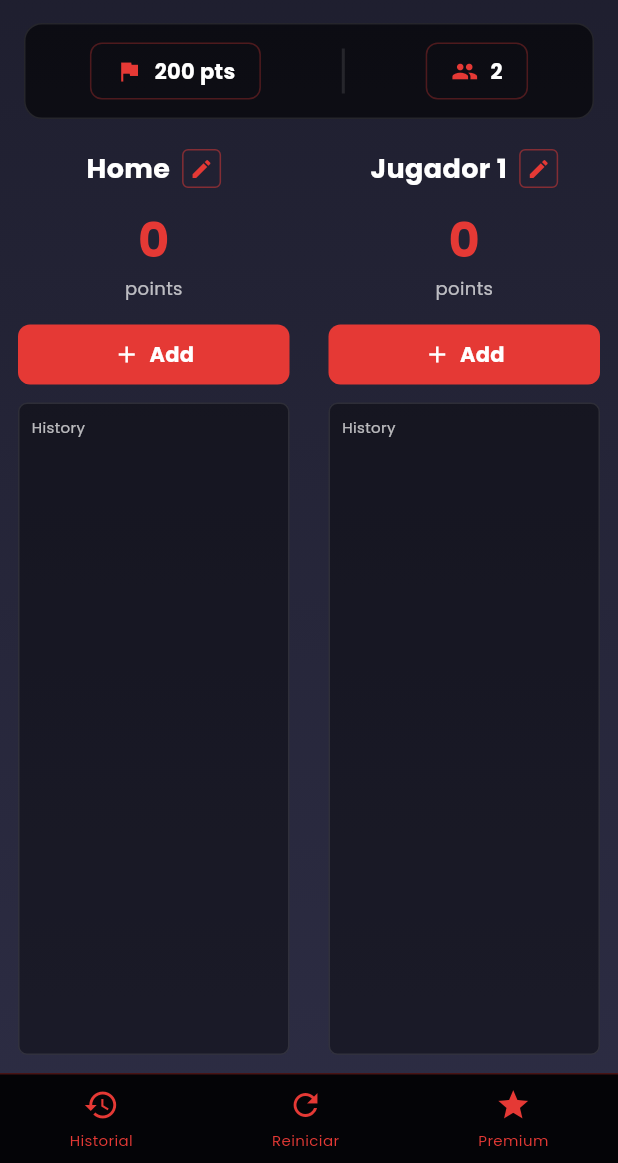
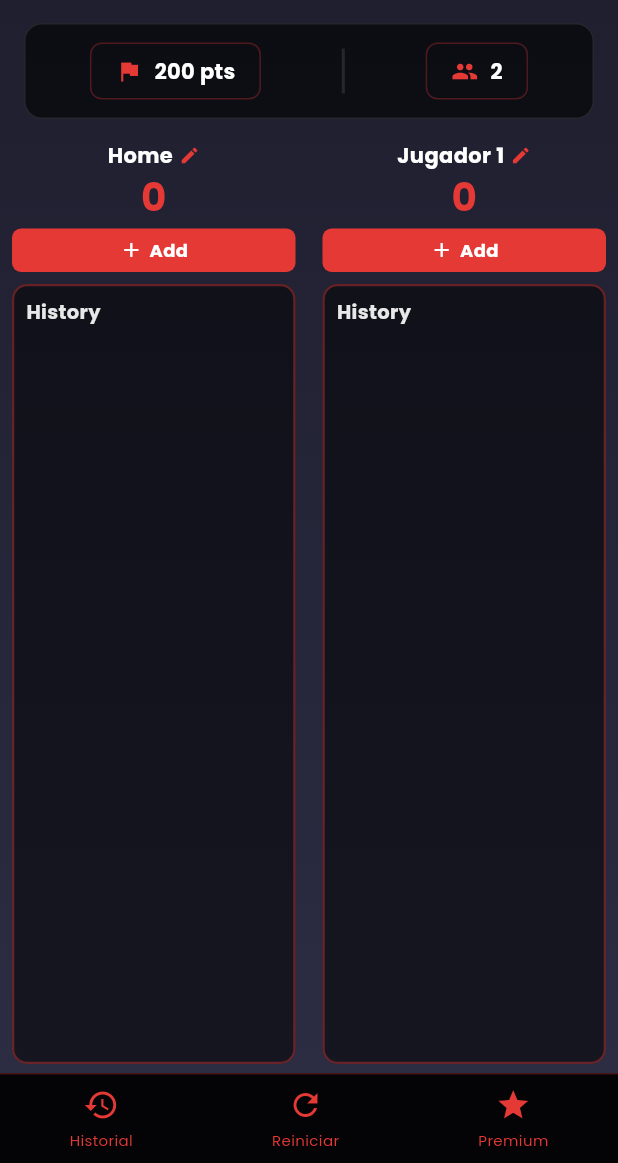
Before and after one commit to derick061020/domino, a Flutter app: the screen it shows after launch, on a phone screen of 412 x 824 dp, the part 73-1236 px from its top. Run offline on Flutter 3.47's test engine with Material 3 defaults, Android fonts, the phone set to English and light mode, and no system bars; our stand-ins replace shared_preferences.

Commit message:
1era subida

```diff
--- a/lib/screens/game_screen.dart
+++ b/lib/screens/game_screen.dart
@@ -894,100 +894,84 @@ class _GameScreenState extends State<GameScreen> {
 
   Widget _buildPlayerSection(int playerNumber, String playerName, int score) {
     final localizations = AppLocalizations.of(context);
+    final rounds = playerNumber == 1
+        ? _currentGame.player1Rounds
+        : playerNumber == 2
+            ? _currentGame.player2Rounds
+            : playerNumber == 3
+                ? _currentGame.player3Rounds
+                : _currentGame.player4Rounds;
 
     return Container(
-      padding: const EdgeInsets.all(12),
+      padding: const EdgeInsets.symmetric(horizontal: 8, vertical: 6),
       child: Column(
         mainAxisAlignment: MainAxisAlignment.start,
         children: [
-          // Nombre del jugador con botón de editar
+          // Nombre del jugador + editar (compacto)
           Row(
             mainAxisAlignment: MainAxisAlignment.center,
             children: [
-              Text(
+              Flexible(
+                child: Text(
                   playerName,
+                  overflow: TextOverflow.ellipsis,
                   style: const TextStyle(
                     color: Colors.white,
-                  fontSize: 18,
+                    fontSize: 14,
                     fontWeight: FontWeight.bold,
                     fontFamily: 'Poppins',
                   ),
                 ),
-              const SizedBox(width: 8),
-              // Botón de editar nombre
-              Material(
-                color: Colors.transparent,
-                child: InkWell(
+              ),
+              const SizedBox(width: 4),
+              GestureDetector(
                 onTap: () => _showEditPlayerNameDialog(playerNumber, playerName),
-                  borderRadius: BorderRadius.circular(4),
-                  splashColor: const Color(0xFFE53935).withOpacity(0.3),
-                  child: Container(
-                    padding: const EdgeInsets.all(4),
-                    decoration: BoxDecoration(
-                      border: Border.all(color: const Color(0xFFE53935).withOpacity(0.5)),
-                      borderRadius: BorderRadius.circular(4),
-                    ),
                 child: const Icon(
                   Icons.edit,
                   color: Color(0xFFE53935),
-                      size: 16,
-                    ),
-                  ),
+                  size: 14,
                 ),
               ),
             ],
           ),
-          const SizedBox(height: 12),
-          // Puntuación (más pequeña)
+          const SizedBox(height: 4),
+          // Puntuación
           Text(
             '$score',
             style: const TextStyle(
               color: Color(0xFFE53935),
-              fontSize: 32,
+              fontSize: 26,
               fontWeight: FontWeight.bold,
               fontFamily: 'Poppins',
+              height: 1.1,
             ),
           ),
-          Text(
-            localizations.get('points'),
-            style: TextStyle(
-              color: Colors.white.withOpacity(0.7),
-              fontSize: 12,
-              fontFamily: 'Poppins',
-            ),
-          ),
-          const SizedBox(height: 16),
-          // Botón de agregar puntos (más pequeño)
-          GestureDetector(
-            onTap: () => _showAddPointsDialog(playerNumber),
-            child: Material(
+          const SizedBox(height: 6),
+          // Botón de agregar puntos (compacto)
+          Material(
             color: Colors.transparent,
             child: InkWell(
               onTap: () => _showAddPointsDialog(playerNumber),
-                borderRadius: BorderRadius.circular(8),
+              borderRadius: BorderRadius.circular(6),
               splashColor: Colors.white.withOpacity(0.3),
               highlightColor: const Color(0xFFE53935).withOpacity(0.5),
               child: Container(
                 width: double.infinity,
-                  padding: const EdgeInsets.symmetric(vertical: 10),
+                padding: const EdgeInsets.symmetric(vertical: 6),
                 decoration: BoxDecoration(
                   color: const Color(0xFFE53935),
-                    borderRadius: BorderRadius.circular(8),
+                  borderRadius: BorderRadius.circular(6),
                 ),
                 child: Row(
                   mainAxisAlignment: MainAxisAlignment.center,
                   children: [
-                      const Icon(
-                        Icons.add,
-                        color: Colors.white,
-                        size: 18,
-                      ),
-                      const SizedBox(width: 6),
+                    const Icon(Icons.add, color: Colors.white, size: 16),
+                    const SizedBox(width: 4),
                     Text(
                       localizations.get('add'),
                       style: const TextStyle(
                         color: Colors.white,
-                          fontSize: 14,
+                        fontSize: 12,
                         fontWeight: FontWeight.bold,
                         fontFamily: 'Poppins',
                       ),
@@ -997,16 +981,18 @@ class _GameScreenState extends State<GameScreen> {
               ),
             ),
           ),
-          ),
-          const SizedBox(height: 12),
-          // Historial de rondas del jugador (con scroll)
+          const SizedBox(height: 8),
+          // Historial de rondas - GRANDE y visible
           Expanded(
             child: Container(
               padding: const EdgeInsets.all(8),
               decoration: BoxDecoration(
-                color: Colors.black.withOpacity(0.4),
-                borderRadius: BorderRadius.circular(6),
-                border: Border.all(color: Colors.white.withOpacity(0.1)),
+                color: Colors.black.withOpacity(0.5),
+                borderRadius: BorderRadius.circular(10),
+                border: Border.all(
+                  color: const Color(0xFFE53935).withOpacity(0.4),
+                  width: 1.5,
+                ),
               ),
               child: Column(
                 crossAxisAlignment: CrossAxisAlignment.start,
@@ -1014,47 +1000,70 @@ class _GameScreenState extends State<GameScreen> {
                   Text(
                     localizations.get('round_history'),
                     style: TextStyle(
-                      color: Colors.white.withOpacity(0.7),
-                      fontSize: 10,
+                      color: Colors.white.withOpacity(0.9),
+                      fontSize: 13,
+                      fontWeight: FontWeight.bold,
                       fontFamily: 'Poppins',
                     ),
                   ),
-                  const SizedBox(height: 4),
+                  const SizedBox(height: 6),
                   Expanded(
                     child: ListView.builder(
-                      itemCount: playerNumber == 1
-                          ? _currentGame.player1Rounds.length
-                          : playerNumber == 2
-                              ? _currentGame.player2Rounds.length
-                              : playerNumber == 3
-                                  ? _currentGame.player3Rounds.length
-                                  : playerNumber == 4
-                                      ? _currentGame.player4Rounds.length
-                                      : 0,
+                      itemCount: rounds.length,
                       itemBuilder: (context, index) {
-                        final points = playerNumber == 1
-                            ? _currentGame.player1Rounds[index]
-                            : playerNumber == 2
-                                ? _currentGame.player2Rounds[index]
-                                : playerNumber == 3
-                                    ? _currentGame.player3Rounds[index]
-                                    : playerNumber == 4
-                                        ? _currentGame.player4Rounds[index]
-                                        : 0;
+                        final points = rounds[index];
                         return Container(
-                          margin: const EdgeInsets.only(bottom: 2),
-                          padding: const EdgeInsets.symmetric(vertical: 2, horizontal: 6),
+                          margin: const EdgeInsets.only(bottom: 4),
+                          padding: const EdgeInsets.symmetric(vertical: 6, horizontal: 10),
                           decoration: BoxDecoration(
-                            color: const Color(0xFFE53935).withOpacity(0.2),
-                            borderRadius: BorderRadius.circular(3),
+                            color: points > 0
+                                ? const Color(0xFFE53935).withOpacity(0.25)
+                                : Colors.white.withOpacity(0.05),
+                            borderRadius: BorderRadius.circular(6),
                           ),
+                          child: Row(
+                            children: [
+                              // Número de ronda
+                              Text(
+                                'R${index + 1}',
+                                style: TextStyle(
+                                  color: Colors.white.withOpacity(0.5),
+                                  fontSize: 13,
+                                  fontFamily: 'Poppins',
+                                ),
+                              ),
+                              const SizedBox(width: 8),
+                              // Puntos
+                              Expanded(
                                 child: Text(
                                   points > 0 ? '+$points' : '-',
-                            style: const TextStyle(
-                              color: Color(0xFFE53935),
-                              fontSize: 10,
+                                  style: TextStyle(
+                                    color: points > 0
+                                        ? const Color(0xFFE53935)
+                                        : Colors.white.withOpacity(0.4),
+                                    fontSize: 16,
+                                    fontWeight: FontWeight.bold,
                                     fontFamily: 'Poppins',
                                   ),
+                                ),
+                              ),
+                              // Botón eliminar
+                              GestureDetector(
+                                onTap: () => _deleteRound(index),
+                                child: Container(
+                                  padding: const EdgeInsets.all(4),
+                                  decoration: BoxDecoration(
+                                    color: Colors.red.withOpacity(0.2),
+                                    borderRadius: BorderRadius.circular(4),
+                                  ),
+                                  child: const Icon(
+                                    Icons.close,
+                                    color: Color(0xFFE53935),
+                                    size: 16,
+                                  ),
+                                ),
+                              ),
+                            ],
                           ),
                         );
                       },
@@ -1283,6 +1292,29 @@ class _GameScreenState extends State<GameScreen> {
     }
   }
 
+  void _deleteRound(int roundIndex) {
+    setState(() {
+      final p1Rounds = List<int>.from(_currentGame.player1Rounds);
+      final p2Rounds = List<int>.from(_currentGame.player2Rounds);
+      final p3Rounds = List<int>.from(_currentGame.player3Rounds);
+      final p4Rounds = List<int>.from(_currentGame.player4Rounds);
+
+      if (roundIndex < p1Rounds.length) p1Rounds.removeAt(roundIndex);
+      if (roundIndex < p2Rounds.length) p2Rounds.removeAt(roundIndex);
+      if (roundIndex < p3Rounds.length) p3Rounds.removeAt(roundIndex);
+      if (roundIndex < p4Rounds.length) p4Rounds.removeAt(roundIndex);
+
+      _currentGame = _currentGame.copyWith(
+        player1Rounds: p1Rounds,
+        player2Rounds: p2Rounds,
+        player3Rounds: p3Rounds,
+        player4Rounds: p4Rounds,
+        lastPlayed: DateTime.now(),
+      );
+    });
+    _saveGame();
+  }
+
   Widget _buildBackground() {
     print('Building background with: $_selectedBackground'); // Debug
 
```
Lines whose indentation alone changed are shown as unchanged.
